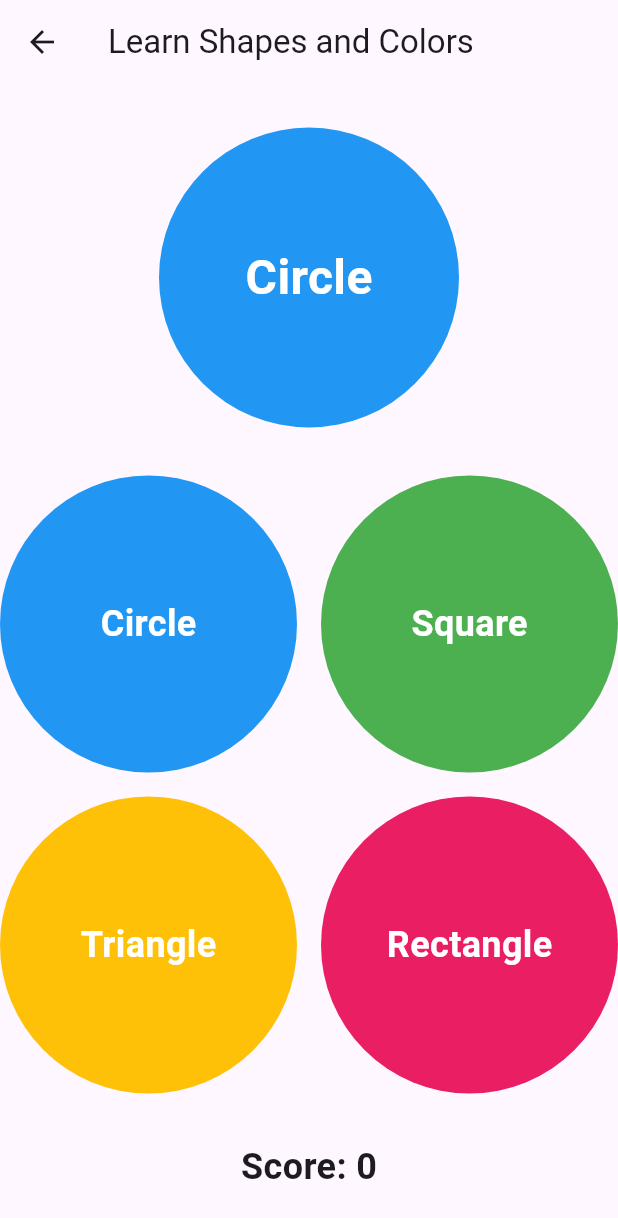
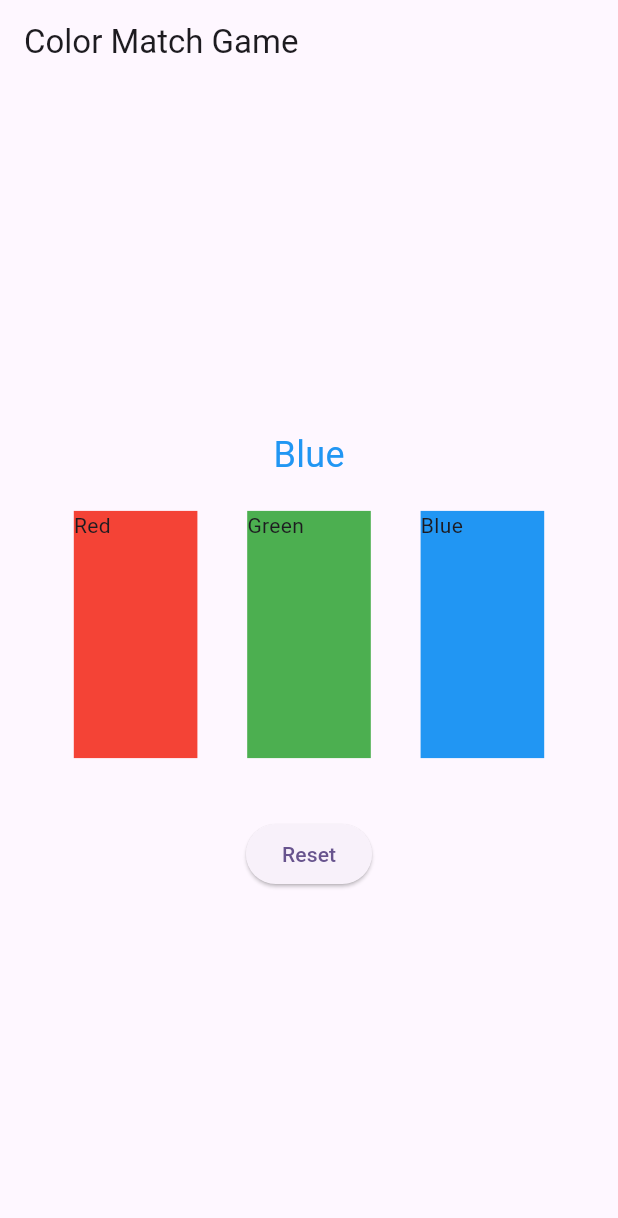
Before and after one commit to aditithakore/elearning_app, a Flutter app: the ColorShapesUI screen opened directly, on a phone screen of 412 x 824 dp. Shown: the top 1218 px of the screen. Run offline on Flutter 3.47's test engine with Material 3 defaults, Android fonts, the phone set to English and light mode, and no system bars; our stand-ins replace get.

Commit message:
ColorShape Game committed

```diff
--- a/lib/main.dart
+++ b/lib/main.dart
@@ -1,3 +1,4 @@
+import 'package:elearning_app/pages/colorShapes/colorShapesUI.dart';
 import 'package:elearning_app/pages/login_page.dart';
 import 'package:elearning_app/pages/matchFruit/matchFruitsUI.dart';
 import 'package:flutter/material.dart';
@@ -35,7 +36,7 @@
         colorScheme: ColorScheme.fromSeed(seedColor: Colors.deepPurple),
         useMaterial3: true,
       ),
-      home: MatchFruitsUI(),
+      home: ColorShapesUI(),
     );
   }
 }
--- a/lib/pages/colorShapes/colorShapesController.dart
+++ b/lib/pages/colorShapes/colorShapesController.dart
@@ -1,31 +1,64 @@
-import 'package:flutter/material.dart';
+import 'dart:math';
 import 'package:get/get.dart';
 
-import 'colorsShapesModel.dart';
+class ColorShapeController extends GetxController {
+  var colorName = "".obs;
+  var isSuccess = false.obs;
+  var box1 = ''.obs;
+  var box2 = ''.obs;
+  var box3 = ''.obs;
 
-class ColorShapeController extends GetxController{
-  final List<ColorsShapesModel> _shapes=[
-    ColorsShapesModel(shape: 'Circle', color:Colors.blue),
-    ColorsShapesModel(shape: 'Square', color:Colors.green),
-    ColorsShapesModel(shape: 'Triangle', color:Colors.amber),
-    ColorsShapesModel(shape: 'Rectangle', color:Colors.pink),
-  ];
-  final _currentIndex=0.obs;
-  final _score=0.obs;
-  List<ColorsShapesModel> get shapes=>_shapes;
+  var colorNames = [
+    "Red",
+    "Green",
+    "Blue",
+  ].obs;
+  var colorsLen = 0.obs;
 
-  int get currentIndex=>_currentIndex.value;
-  int get score=>_score.value;
+  ColorShapeController() {
+    colorsLen.value = colorNames.length; // Initialize colorsLen in the constructor
+    reset(); // Optionally reset to initialize colorName and shuffle colorNames
+  }
 
-  void nextShape(){
-    _currentIndex.value=(_currentIndex.value+1)%_shapes.length;
+  void checkColor(String selectedColorName) {
+    print('selectedColorName: ${selectedColorName}');
+    print('colorName.value: ${colorName.value}');
+    if (selectedColorName.toLowerCase() == colorName.value.toLowerCase()) {
+      isSuccess.value = true;
+    } else {
+      isSuccess.value = false;
+    }
   }
-  void handleTap(int index){
-    if(index == _currentIndex){
-      nextShape();
-    }
-    else{
-      print("Try Again");
+
+  void reset() {
+    // Set isSuccess to false
+    isSuccess.value = false;
+
+    // Shuffle colorNames list to randomize the order
+    colorNames.shuffle();
+
+    // Set colorName.value to a random color from colorNames list
+    int randomIndex = Random().nextInt(colorNames.length);
+    colorName.value = colorNames[randomIndex];
+
+    // Assign box1, box2, and box3 values randomly from colorNames list
+    List<int> indices = [0, 1, 2]; // Indices to choose from
+    indices.shuffle(); // Shuffle indices
+
+    box1.value = colorNames[indices[0]];
+    box2.value = colorNames[indices[1]];
+    box3.value = colorNames[indices[2]];
+
+    // Ensure that one of box1, box2, or box3 matches colorName.value
+    if (colorName.value != box1.value && colorName.value != box2.value && colorName.value != box3.value) {
+      int randomBoxIndex = Random().nextInt(3); // Randomly select one of the boxes
+      if (randomBoxIndex == 0) {
+        box1.value = colorName.value;
+      } else if (randomBoxIndex == 1) {
+        box2.value = colorName.value;
+      } else {
+        box3.value = colorName.value;
+      }
     }
   }
 }
--- a/lib/pages/colorShapes/colorShapesUI.dart
+++ b/lib/pages/colorShapes/colorShapesUI.dart
@@ -1,93 +1,152 @@
+import 'package:flutter/material.dart';
+import 'package:get/get.dart';
 import 'package:elearning_app/pages/colorShapes/colorShapesController.dart';
-import 'package:flutter/cupertino.dart';
-import 'package:flutter/material.dart';
-import 'package:get/get_state_manager/src/rx_flutter/rx_obx_widget.dart';
-import 'package:get/get_state_manager/src/simple/get_state.dart';
 
 class ColorShapesUI extends StatelessWidget {
+  final ColorShapeController colorController = Get.put(ColorShapeController());
+
   @override
   Widget build(BuildContext context) {
-    return GetBuilder<ColorShapeController>(
-      init: ColorShapeController(),
-      builder: (controller) {
+    colorController.reset();
+
     return Scaffold(
       appBar: AppBar(
-            title: Text('Learn Shapes and Colors'),
+        title: Text('Color Match Game'),
       ),
-          body: Center(
+      body: Padding(
+        padding: const EdgeInsets.all(16.0),
         child: Column(
           mainAxisAlignment: MainAxisAlignment.center,
           children: [
-                Obx(
-                      () => AnimatedContainer(
-                    duration: Duration(milliseconds: 500),
-                    width: 200,
-                    height: 200,
-                    decoration: BoxDecoration(
-                      color: controller.shapes[controller.currentIndex].color,
-                      shape: BoxShape.circle,
-                    ),
-                    child: Center(
-                      child: Text(
-                        controller.shapes[controller.currentIndex].shape,
-                        style: TextStyle(
-                          color: Colors.white,
-                          fontSize: 32,
-                          fontWeight: FontWeight.bold,
+            Obx(() => Text(
+              colorController.colorName.value,
+              style: TextStyle(color: _getColor(colorController.colorName.value), fontSize: 24),
+            )),
+            SizedBox(height: 20),
+            Row(
+              mainAxisAlignment: MainAxisAlignment.spaceEvenly,
+              children: [
+                // for (int index = 0; index < colorController.colorNames.length; index++)
+                //   GestureDetector(
+                //     onTap: () {
+                //       colorController.checkColor(colorController.colorNames[index]);
+                //     },
+                //     child: Container(
+                //       width: 80,
+                //       height: 80,
+                //       color: _getColor(colorController.colorNames[index]),
+                //       child: Center(
+                //         child: Text(
+                //           colorController.colorNames[index],
+                //           style: TextStyle(color: Colors.white),
+                //         ),
+                //       ),
+                //     ),
+                //   ),
+
+
+                GestureDetector(
+                  onTap: (){
+                    print("box1: ${colorController.box1.value}");
+                    colorController.checkColor(colorController.box1.value);
+                  },
+                  child:
+                  Obx(()=>
+                      Container(
+                        width: Get.width * 0.2,
+                        height: Get.height * 0.2,
+                        color:
+                        colorController.box1.value.toLowerCase() == 'red' ?
+                        Colors.red:
+                        colorController.box1.value.toLowerCase() == 'green'?
+                        Colors.green:
+                        colorController.box1.value.toLowerCase() == 'blue'?
+                        Colors.blue:Colors.black,
+                        child: Text(colorController.box1.value),
                       ),
                   ),
+
+
                 ),
+                GestureDetector(
+                  onTap: (){
+                    print("box2: ${colorController.box2.value}");
+                    colorController.checkColor(colorController.box2.value);
+                  },
+                  child:
+                  Obx(()=>
+                      Container(
+                        width: Get.width * 0.2,
+                        height: Get.height * 0.2,
+                        color:
+                        colorController.box2.value.toLowerCase() == 'red' ?
+                        Colors.red:
+                        colorController.box2.value.toLowerCase() == 'green'?
+                        Colors.green:
+                        colorController.box2.value.toLowerCase() == 'blue'?
+                        Colors.blue:Colors.black,
+                        child: Text(colorController.box2.value),
+                      )
                   ),
+
+
                 ),
-                SizedBox(height: 32),
-                Obx(
-                      () => GridView.builder(
-                    shrinkWrap: true,
-                    gridDelegate: SliverGridDelegateWithFixedCrossAxisCount(
-                      crossAxisCount: 2,
-                      mainAxisSpacing: 16,
-                      crossAxisSpacing: 16,
+                GestureDetector(
+                  onTap: (){
+                    print("box3: ${colorController.box3.value}");
+
+                    colorController.checkColor(colorController.box3.value);
+                  },
+                  child:
+                  Obx(() =>
+                  Container(
+                    width: Get.width * 0.2,
+                    height: Get.height * 0.2,
+                    color:
+                    colorController.box3.value.toLowerCase() == 'red' ?
+                    Colors.red:
+                    colorController.box3.value.toLowerCase() == 'green'?
+                    Colors.green:
+                    colorController.box3.value.toLowerCase() == 'blue'?
+                    Colors.blue:Colors.black,
+                    child: Text(colorController.box3.value),
                   ),
-                    itemCount: controller.shapes.length,
-                    itemBuilder: (context, index) {
-                      return GestureDetector(
-                        onTap: () => controller.handleTap(index),
-                        child: AnimatedContainer(
-                          duration: Duration(milliseconds: 500),
-                          decoration: BoxDecoration(
-                            color: controller.shapes[index].color,
-                            shape: BoxShape.circle,
+                  )
+
                 ),
-                          child: Center(
-                            child: Text(
-                              controller.shapes[index].shape,
-                              style: TextStyle(
-                                color: Colors.white,
-                                fontSize: 24,
-                                fontWeight: FontWeight.bold,
+              ],
             ),
-                            ),
-                          ),
-                        ),
-                      );
+            SizedBox(height: 20),
+            Obx(() => colorController.isSuccess.value
+                ? Text(
+              'Success!',
+              style: TextStyle(color: Colors.green, fontSize: 24),
+            )
+                : Container()),
+            SizedBox(height: 20),
+            ElevatedButton(
+              onPressed: () {
+                colorController.reset();
+                colorController.colorNames.refresh(); // Refresh the observable list
               },
-                  ),
-                ),
-                SizedBox(height: 32),
-                Obx(
-                      () => Text(
-                    'Score: ${ controller.score }',
-                    style: TextStyle(
-                      fontSize: 24,
-                      fontWeight: FontWeight.bold,
-                    ),
-                  ),
+              child: Text('Reset'),
             ),
           ],
         ),
       ),
     );
-      },
-    );
+  }
+
+  Color _getColor(String colorName) {
+    switch (colorName.toLowerCase()) {
+      case "red":
+        return Colors.red;
+      case "green":
+        return Colors.green;
+      case "blue":
+        return Colors.blue;
+      default:
+        return Colors.black;
     }
   }
+}
```
Lines whose indentation alone changed are shown as unchanged.
